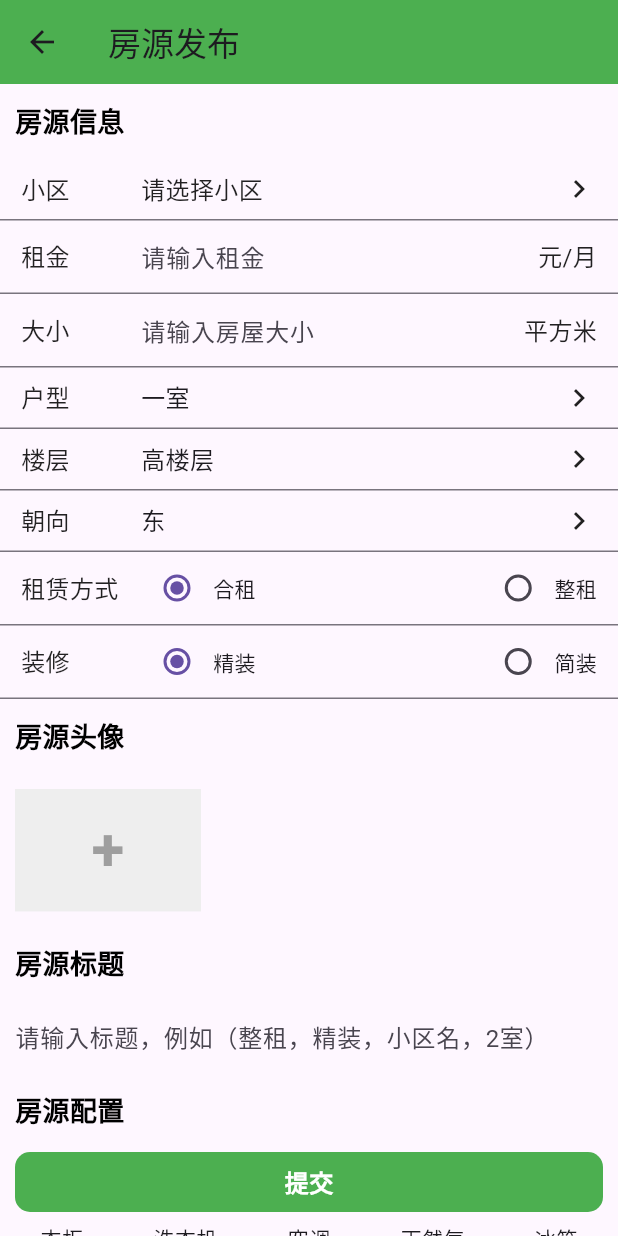
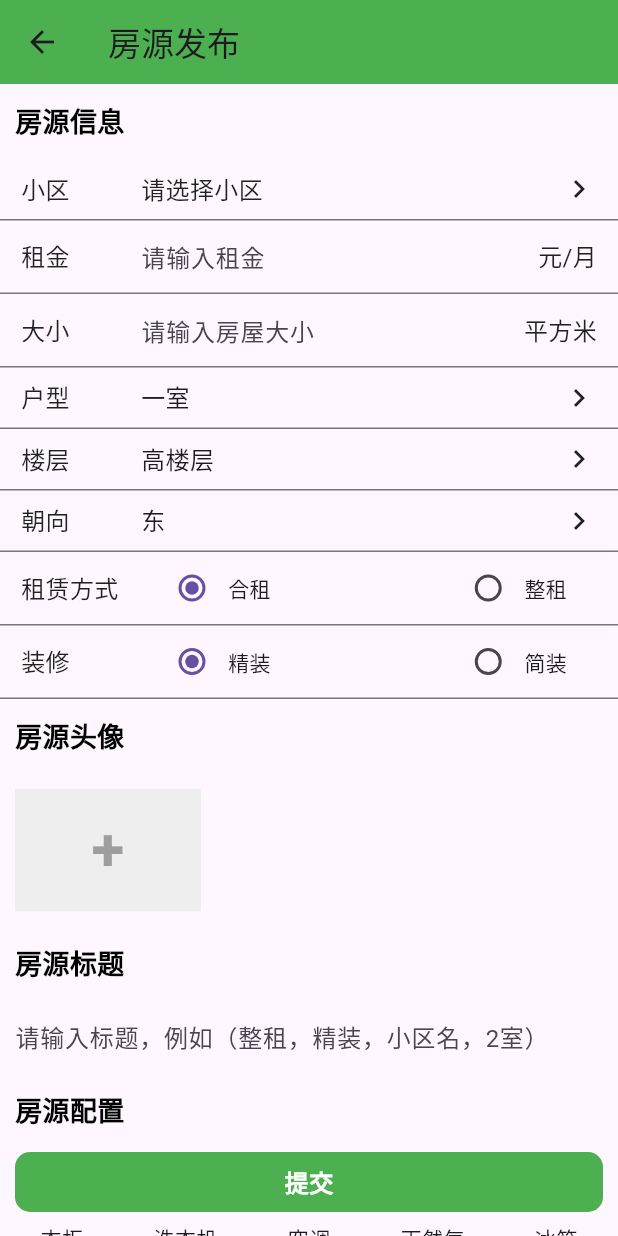
Before and after one commit to lwnull2018/flutter_demo, a Flutter app: the RoomAddPage screen opened by its route, on a phone screen of 412 x 824 dp. Run offline on Flutter 3.47's test engine with Material 3 defaults, Android fonts, the phone set to English and light mode, and no system bars; our stand-ins replace cached_network_image, card_swiper, fluro, fluttertoast, image_picker; network calls fail.

Commit message:
修复单选框点击不生效

```diff
--- a/hook_up_rent/lib/pages/room_add/index.dart
+++ b/hook_up_rent/lib/pages/room_add/index.dart
@@ -23,14 +23,14 @@ class _RoomAddPageState extends State<RoomAddPage> {
   int floor = 0;
   int orentiedType = 0;
   List<XFile> files = [];
+  int rentType = 0; //合租类型
+  int decorationType = 0; //装修类型
 
   var titleController = TextEditingController();
   var descController = TextEditingController();
 
   @override
   Widget build(BuildContext context) {
-    int rentType = 0; //合租类型
-    int decorationType = 0; //装修类型
     return Scaffold(
       appBar: AppBar(
         backgroundColor: Colors.green,
--- a/hook_up_rent/lib/widgets/common_radio_form_item.dart
+++ b/hook_up_rent/lib/widgets/common_radio_form_item.dart
@@ -13,10 +13,13 @@ class CommonRadioFormItem extends StatelessWidget {
   Widget build(BuildContext context) {
     return CommonFormItem(label: label, contentBuilder: (context) {
       return Container(
+        margin: EdgeInsets.only(left: 10, right: 20 ),
         child: Row(
           mainAxisAlignment: MainAxisAlignment.spaceBetween,
           children:
-            List.generate(options.length, (index) => Row(
+            List.generate(
+                options.length,
+                    (index) => Row(
                   children: [
                     Radio(
                         value: index,
--- a/hook_up_rent/lib/widgets/common_select_form_item.dart
+++ b/hook_up_rent/lib/widgets/common_select_form_item.dart
@@ -23,7 +23,9 @@ class CommonSelectFormItem extends StatelessWidget {
       contentBuilder: (context) {
         return GestureDetector(
           onTap: () {
-            var result = CommonPicker.showPicker(context, options, value);
+            double height = 300.0;
+            if(options.length < 6) height = 70.0 * options.length ;
+            var result = CommonPicker.showPicker(context, options, value, height: height);
             result.then((selectedValue) {
               if (selectedValue != null &&
                   value != selectedValue) {
```
Lines whose indentation alone changed are shown as unchanged.
